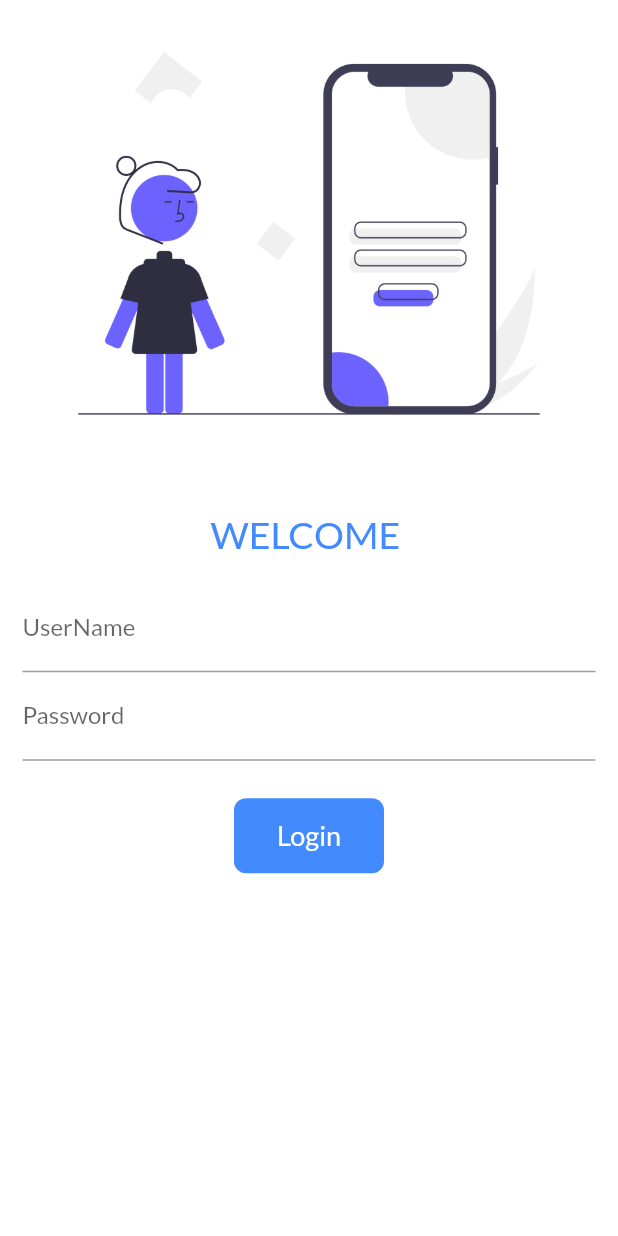
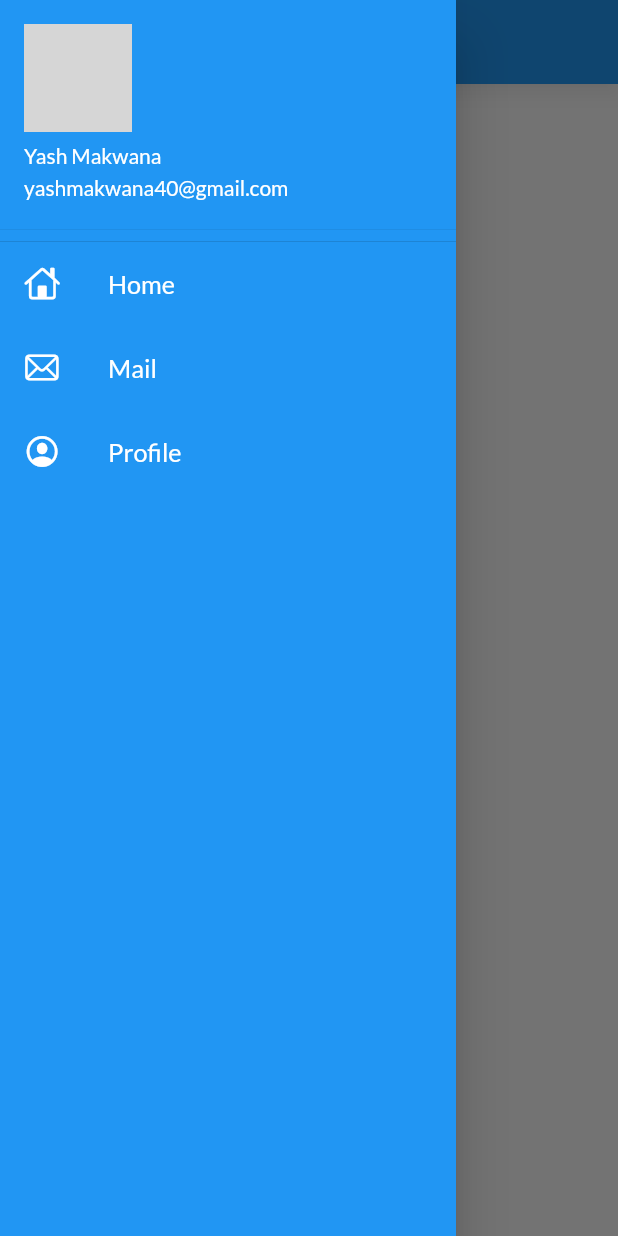
Before and after one commit to yash-makwana/FlutterwithCodepur, a Flutter app: the screen it shows after launch, with the side drawer open (before the commit the screen has no drawer), on a phone screen of 412 x 824 dp. Run offline on Flutter 3.47's test engine with Material 2 defaults, Android fonts, the phone set to English and light mode, and no system bars; our stand-ins replace google_fonts; network calls fail; grey boxes are pictures that could not be loaded.

Commit message:
Day 7 Completed

```diff
--- a/lib/main.dart
+++ b/lib/main.dart
@@ -23,12 +23,13 @@ class MyApp extends StatelessWidget {
         fontFamily: GoogleFonts.lato().fontFamily,
 
       ),
-      initialRoute: "/",
+      initialRoute: MyRoute.homePage,
       routes: {
         "/" : (context) => const LoginPage(),
         MyRoute.homePage : (context) =>  const HomePage(),
         MyRoute.loginPage : (context) => const LoginPage(),
       },
+
     );
   }
 }
--- a/lib/pages/home_page.dart
+++ b/lib/pages/home_page.dart
@@ -1,4 +1,5 @@
 import 'package:flutter/material.dart';
+import 'package:fultter_catelog/widgets/drawer.dart';
 class HomePage extends StatelessWidget {
   const HomePage({Key? key}) : super(key: key);
 
@@ -15,7 +16,7 @@ class HomePage extends StatelessWidget {
           child: Text("Welcome to flutter"),
           ),
 
-        drawer: const Drawer(),
+        drawer: const MyDrawer(),
         );
   }
 }
--- /dev/null
+++ b/lib/widgets/drawer.dart
@@ -0,0 +1,55 @@
+import 'package:flutter/cupertino.dart';
+import 'package:flutter/material.dart';
+class MyDrawer extends StatelessWidget {
+  const MyDrawer({Key? key}) : super(key: key);
+  final imageUrl = "https://instagram.fbho3-1.fna.fbcdn.net/v/t51.2885-15/sh0.08/e35/s640x640/271307540_438773117953321_8879655342985023174_n.jpg?_nc_ht=instagram.fbho3-1.fna.fbcdn.net&_nc_cat=101&_nc_ohc=pK9biqq6CHYAX_jaPYB&edm=AP_V10EBAAAA&ccb=7-4&oh=00_AT8VXBaEsRrPKdHvRfWUxzO3En8uslZFpaLSK3UxD0E5MA&oe=61F06FEB&_nc_sid=4f375e";
+  @override
+  Widget build(BuildContext context) {
+    return  Drawer(
+      child: Container(
+              color: Colors.blue,
+              child: ListView(
+                padding: const EdgeInsets.all(0),
+          children: [
+             DrawerHeader(
+
+               margin : const EdgeInsets.all(0),
+               padding: const EdgeInsets.all(0),
+               child: UserAccountsDrawerHeader(
+
+                    accountName : const Text("Yash Makwana"),
+                    accountEmail:const Text("yashmakwana40@gmail.com"),
+                    currentAccountPicture : CircleAvatar(
+                   backgroundImage: NetworkImage(imageUrl),
+                 ),
+                    ),
+                    ),
+                    const ListTile(
+                    leading :  Icon(
+                    CupertinoIcons.home,
+                    color:Colors.white),
+                    title:  Text("Home", textScaleFactor:1.2 , style:TextStyle(color: Colors.white),),
+                  ),
+                  const ListTile(
+                    leading :  Icon(
+                    CupertinoIcons.mail,
+                    color:Colors.white),
+                    title:  Text("Mail", textScaleFactor:1.2 , style:TextStyle(color: Colors.white),),
+                  ),
+                  const ListTile(
+                    leading :  Icon(
+                    CupertinoIcons.profile_circled,
+                    color:Colors.white),
+                    title:  Text("Profile", textScaleFactor:1.2 , style:TextStyle(color: Colors.white),),
+                  ),
+
+                   ],
+                ),
+
+      ),
+                   );
+                 }
+               }
+
+               class CircleAvtar {
+}
```
